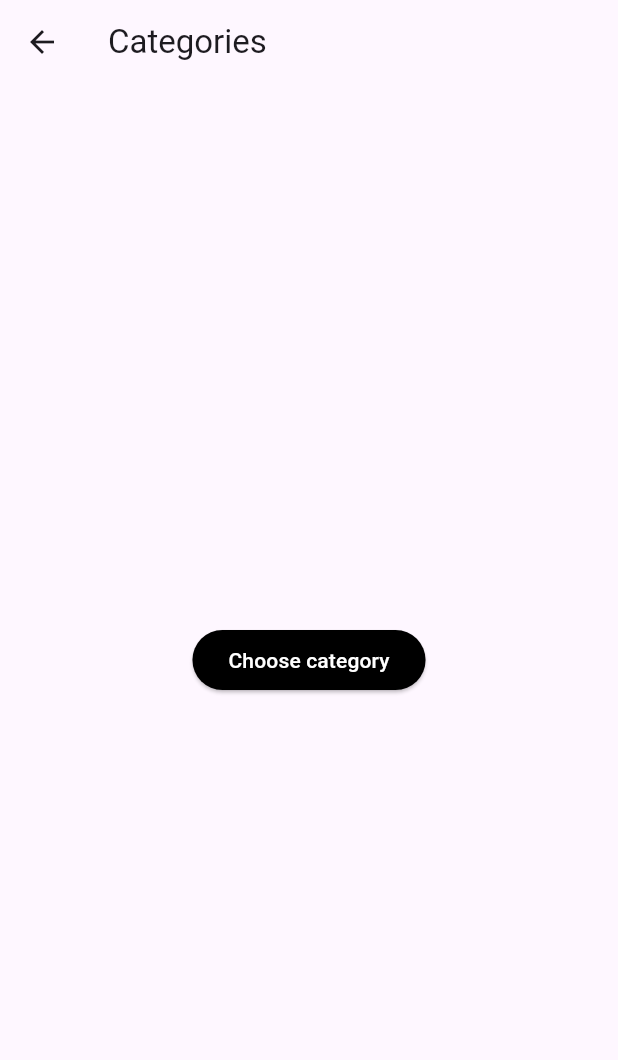
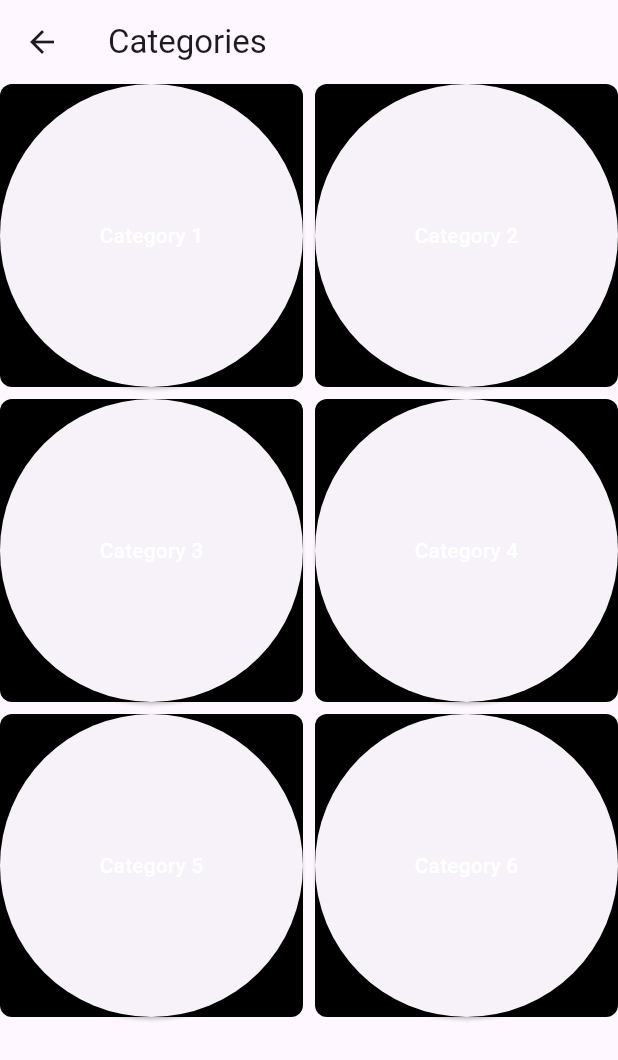
Before and after one commit to clever-cr/mobile_development_group8, a Flutter app: the Category screen opened by its route, on a phone screen of 412 x 824 dp. Shown: the top 1060 px of the screen. Run offline on Flutter 3.47's test engine with Material 3 defaults, Android fonts, the phone set to English and light mode, and no system bars.

Commit message:
the category's list

```diff
--- a/lib/pages/categories.dart
+++ b/lib/pages/categories.dart
@@ -1,20 +1,65 @@
 import 'package:flutter/material.dart';
-import 'package:namer_app/components/button.dart';
 
 class Category extends StatelessWidget {
-  const Category({super.key});
+  final List<String> categories = [
+    'Category 1',
+    'Category 2',
+    'Category 3',
+    'Category 4',
+    'Category 5',
+    'Category 6',
+  ];
 
   @override
   Widget build(BuildContext context) {
     return Scaffold(
       appBar: AppBar(title: Text("Categories")),
-      body: Center(
-          child: Button(
-        buttonText: 'Choose category',
-        onPressed: () {
-          Navigator.pushNamed(context, '/questions');
+      body: GridView.builder(
+        gridDelegate: SliverGridDelegateWithFixedCrossAxisCount(
+          crossAxisCount: 2,
+          crossAxisSpacing: 8.0,
+          mainAxisSpacing: 8.0,
+        ),
+        itemCount: categories.length,
+        itemBuilder: (BuildContext context, int index) {
+          return CategoryButton(
+            categoryName: categories[index],
+            onPressed: () {
+              Navigator.pushNamed(context, '/questions');
+            },
+          );
         },
-      )),
+      ),
     );
   }
 }
+
+class CategoryButton extends StatelessWidget {
+  final String categoryName;
+  final VoidCallback onPressed;
+
+  const CategoryButton({
+    Key? key,
+    required this.categoryName,
+    required this.onPressed,
+  }) : super(key: key);
+
+  @override
+  Widget build(BuildContext context) {
+    return Container(
+      decoration: BoxDecoration(
+        color: Colors.black,
+        borderRadius: BorderRadius.circular(8.0),
+      ),
+      child: ElevatedButton(
+        onPressed: onPressed,
+        child: Text(
+          categoryName,
+          style: TextStyle(
+            color: Colors.white,
+          ),
+        ),
+      ),
+    );
+  }
+}
```
